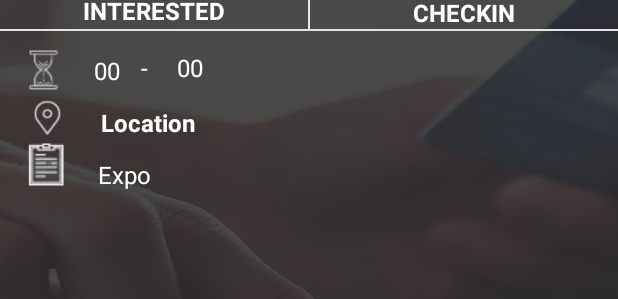
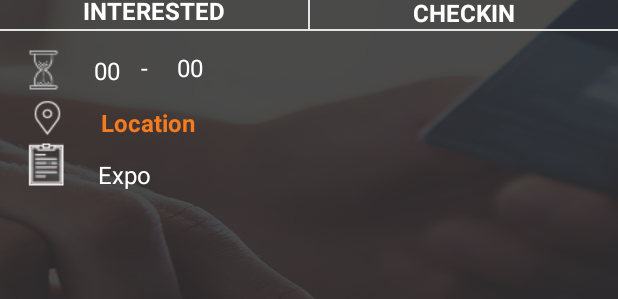
Before and after one commit to Developement-Happysanz/Heyla-Android, an Android app: the layout activity_static_event_detail_new.xml on its own in the app's theme, with its tools: preview values and no code run, on a phone screen of 412 x 824 dp. Shown: the part 515-814 px from the top of the screen. Run offline under Robolectric (Android 15) with nearby library versions, the phone set to English and light mode, and no system bars.

Commit message:
Location color change

```diff
--- a/app/src/main/res/layout/activity_static_event_detail_new.xml
+++ b/app/src/main/res/layout/activity_static_event_detail_new.xml
@@ -791,7 +791,7 @@
                             android:clickable="true"
                             android:padding="3dp"
                             android:textStyle="bold"
-                            android:textColor="@color/white"
+                            android:textColor="@color/title_red1"
                             android:text="Location"
                             android:textSize="16dp" />
 
```
